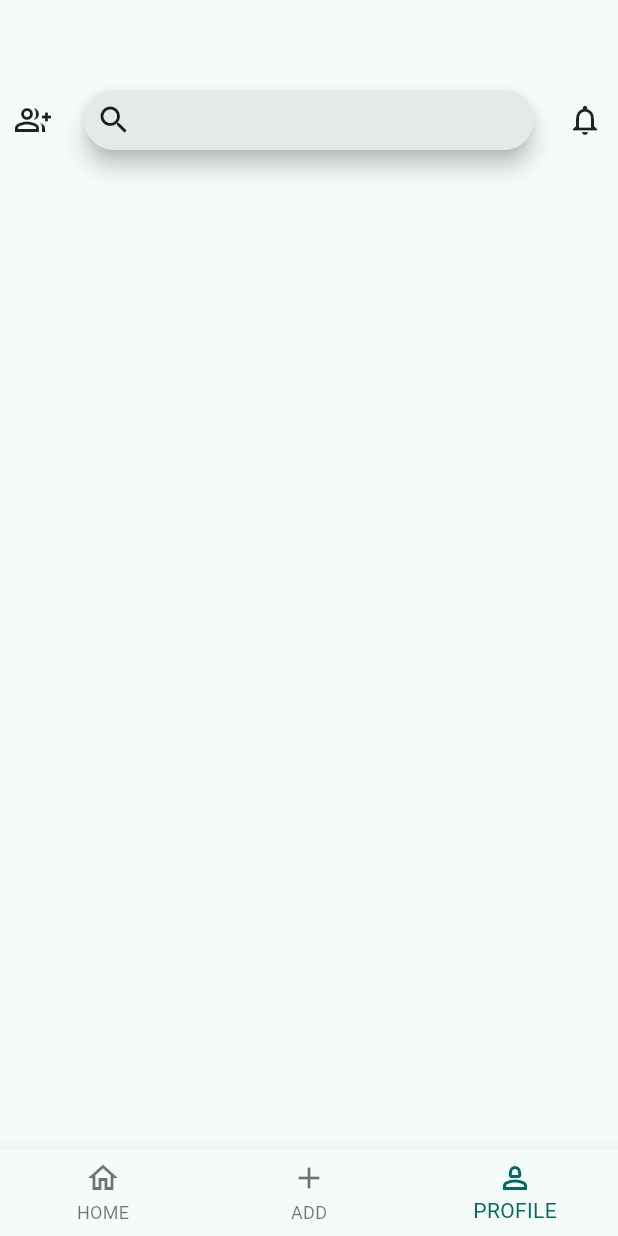
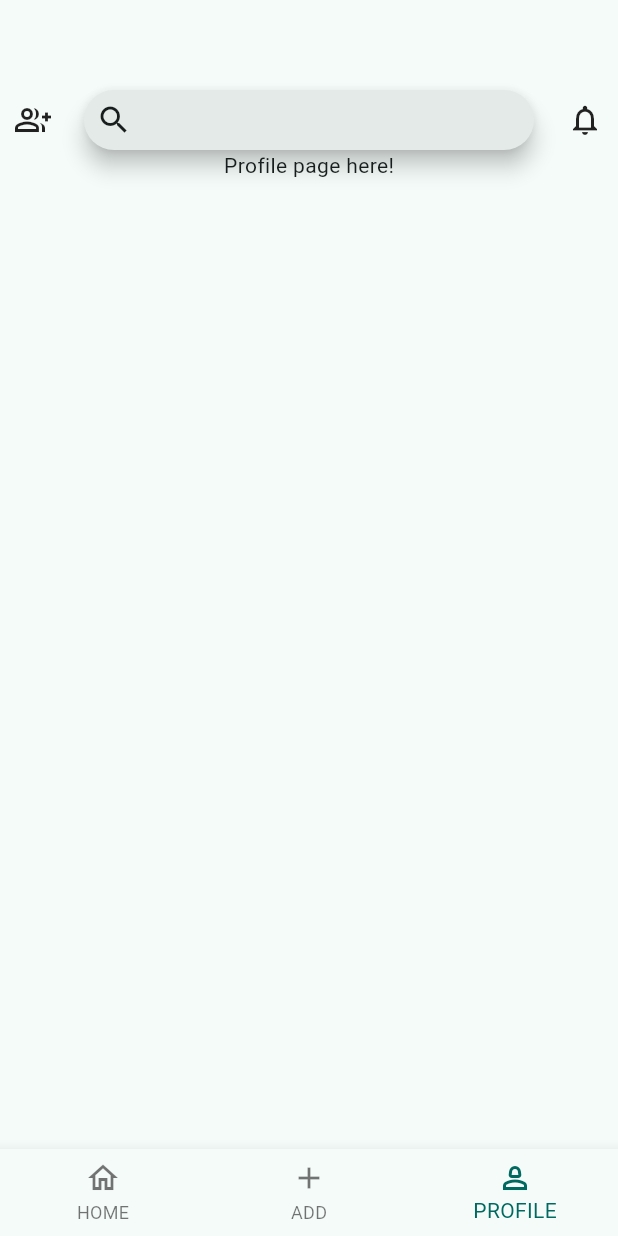
Before and after one commit to DANS-AUS/CHAT_APP_CLIENT, a Flutter app: the screen it shows after launch, item 3 of the bottom bar chosen, on a phone screen of 412 x 824 dp. Run offline on Flutter 3.47's test engine with Material 3 defaults, Android fonts, the phone set to English and light mode, and no system bars.

Commit message:
Extracted top nav to seperate componentfile.

```diff
--- /dev/null
+++ b/lib/components/top_nav.dart
@@ -0,0 +1,23 @@
+import 'package:flutter/material.dart';
+
+class TopNav extends StatelessWidget {
+  const TopNav({super.key});
+
+  @override
+  Widget build(BuildContext context) {
+    return const Row(
+      mainAxisAlignment: MainAxisAlignment.spaceBetween,
+      children: [
+        Icon(Icons.group_add_outlined),
+        SizedBox(
+          height: 40,
+          width: 300,
+          child: SearchBar(
+            leading: Icon(Icons.search),
+          ),
+        ),
+        Icon(Icons.notifications_outlined)
+      ],
+    );
+  }
+}
--- a/lib/pages/profile.dart
+++ b/lib/pages/profile.dart
@@ -1,5 +1,6 @@
 // Profile page view.
 import 'package:flutter/material.dart';
+import '../components/top_nav.dart';
 
 class ProfileView extends StatelessWidget {
   const ProfileView({super.key});
@@ -9,22 +10,7 @@ class ProfileView extends StatelessWidget {
     return const Padding(
         padding: EdgeInsets.fromLTRB(10, 60, 10, 0),
         child: Column(
-          children: [
-            Row(
-              mainAxisAlignment: MainAxisAlignment.spaceBetween,
-              children: [
-                Icon(Icons.group_add_outlined),
-                SizedBox(
-                  height: 40,
-                  width: 300,
-                  child: SearchBar(
-                    leading: Icon(Icons.search),
-                  ),
-                ),
-                Icon(Icons.notifications_outlined)
-              ],
-            )
-          ],
+          children: [TopNav(), Text('Profile page here!')],
         ));
   }
 }
```
